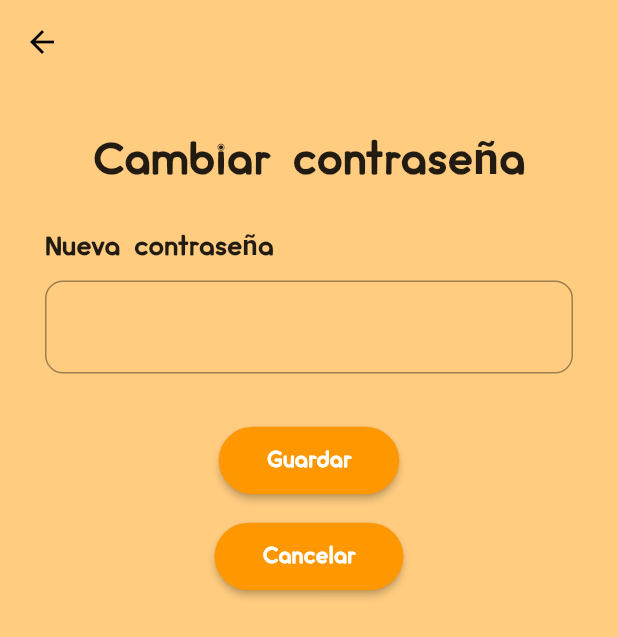
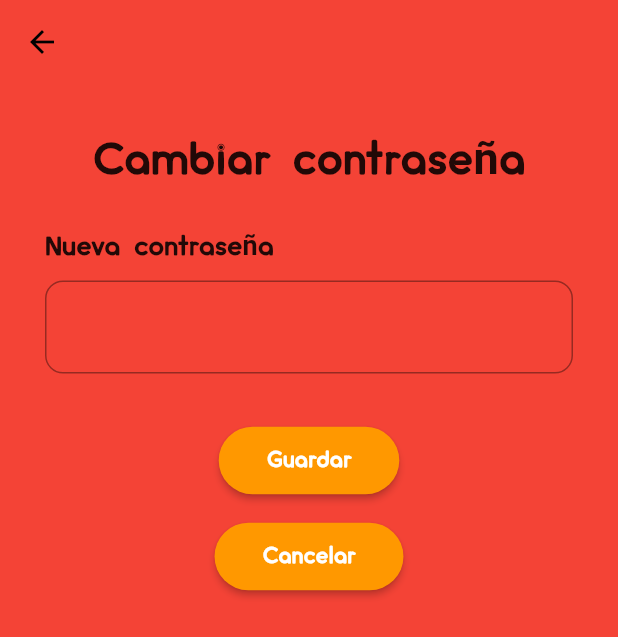
Before and after one commit to JcortesJ/MyUNify, a Flutter app: the PaginaPrincipal screen opened by its route, after a tap on "Cambiar contraseña", on a phone screen of 412 x 824 dp. Shown: the top 637 px of the screen. Run offline on Flutter 3.47's test engine with Material 2 defaults, Android fonts, the phone set to English and light mode, and no system bars; our stand-ins replace image_picker, table_calendar, webview_flutter; accounts and stored records are empty.

Commit message:
cambios diseño

```diff
--- a/lib/Colores.dart
+++ /dev/null
@@ -1,8 +0,0 @@
-import 'package:flutter/material.dart';
-
-class Colores {
-  static Color naranja = Color(0x11FC8404);
-  static Color rosado = Color(0xFFFF6767);
-  static Color colorComplementario = Color(0xffFF3D68);
-  static Color color_fondo = Colors.orange.shade200;
-}
--- a/lib/pages/Amigos/lista_amigos.dart
+++ b/lib/pages/Amigos/lista_amigos.dart
@@ -6,7 +6,6 @@ import 'package:myunify/datos/usuario.dart';
 import 'package:myunify/datos/usuario.dart';
 import 'package:myunify/logica/metodos.dart';
 import 'package:myunify/widgets/perfil_widgets/profile_widget.dart';
-import '../../Colores.dart';
 import 'buscador_Amigo.dart';
 import 'pantalla_perfil_amigo.dart';
 import 'dart:convert';
@@ -98,7 +97,7 @@ class _PaginaAmigosState extends State<PaginaAmigos> {
               //La respuesta está en este list.generate
               // DOC: https://docs.flutter.dev/cookbook/lists/grid-lists
               List.generate(_amigos.length, (index) {
-            return Container(
+                return Container(
                 padding: EdgeInsets.all(8),
                 height: 80,
                 width: 500,
--- a/lib/pages/Amigos/pantalla_perfil_amigo.dart
+++ b/lib/pages/Amigos/pantalla_perfil_amigo.dart
@@ -7,7 +7,6 @@ import 'package:myunify/datos/usuario.dart';
 import 'package:myunify/widgets/perfil_widgets/container_widget.dart';
 import 'package:myunify/widgets/perfil_widgets/container_widget2.dart';
 
-import '../../Colores.dart';
 
 class PerfilAmigo extends StatefulWidget {
   @override
--- a/lib/pages/Perfil/pantalla_contrasena.dart
+++ b/lib/pages/Perfil/pantalla_contrasena.dart
@@ -3,7 +3,6 @@ import 'package:myunify/datos/usuario.dart';
 import 'package:myunify/widgets/perfil_widgets/appbar_widget.dart';
 import 'package:myunify/widgets/perfil_widgets/button_widget.dart';
 import 'package:myunify/widgets/perfil_widgets/profile_widget.dart';
-import '../../Colores.dart';
 import 'pantalla_perfil.dart';
 import 'package:myunify/logica/metodos.dart';
 
@@ -27,7 +26,7 @@ class _EditarContrasenaEstado extends State<EditarContrasena> {
     controllercontrasena = TextEditingController(text: "");
 
     return Scaffold(
-      backgroundColor: Colores.color_fondo,
+      backgroundColor: Colors.red,
       appBar: buildAppBar(context),
       body: ListView(
         physics: const BouncingScrollPhysics(),
--- a/lib/pages/Perfil/pantalla_editar.dart
+++ b/lib/pages/Perfil/pantalla_editar.dart
@@ -5,7 +5,6 @@ import 'package:myunify/widgets/perfil_widgets/profile_widget.dart';
 import 'package:myunify/logica/metodos.dart';
 import 'package:myunify/datos/usuario.dart';
 
-import '../../Colores.dart';
 
 class EditarPerfil extends StatefulWidget {
   @override
@@ -35,7 +34,7 @@ class _EditarPerfilEstado extends State<EditarPerfil> {
     controllercorreo = TextEditingController(text: usuarioActual.correo);
 
     return Scaffold(
-      backgroundColor: Colores.color_fondo,
+      backgroundColor: Colors.red,
       appBar: buildAppBar(context),
       body: ListView(
         physics: const BouncingScrollPhysics(),
--- a/lib/pages/Perfil/pantalla_perfil.dart
+++ b/lib/pages/Perfil/pantalla_perfil.dart
@@ -1,4 +1,5 @@
 import 'package:flutter/material.dart';
+import 'package:myunify/widgets/generales/Colores.dart';
 import 'package:myunify/widgets/generales/FondoPantalla.dart';
 import 'package:myunify/widgets/perfil_widgets/appbar_widget.dart';
 import 'package:myunify/widgets/perfil_widgets/button_widget.dart';
@@ -9,7 +10,6 @@ import 'package:myunify/datos/usuario.dart';
 import 'package:myunify/pages/paginaPrincipal.dart';
 import 'pantalla_editar.dart';
 import 'pantalla_contrasena.dart';
-import 'package:myunify/Colores.dart';
 import 'package:myunify/widgets/perfil_widgets/container_widget2.dart';
 
 class PaginaPerfil extends StatefulWidget {
@@ -24,10 +24,10 @@ class _PerfilEstado extends State<PaginaPerfil> {
 
   @override
   Widget build(BuildContext context) {
-    return Fondopantalla(
-      //backgroundColor: Colores.color_fondo,
+    return Scaffold(
+      backgroundColor: Colores.colorBurbuja,
       //appBar: buildAppBar(context),
-      child: ListView(
+      body: ListView(
         physics: const BouncingScrollPhysics(),
         children: [
           const SizedBox(height: 24),
--- a/lib/pages/paginaPrincipal.dart
+++ b/lib/pages/paginaPrincipal.dart
@@ -20,7 +20,7 @@ class _SchoolPaginaPrincipal extends State<PaginaPrincipal> {
     PaginaAmigos(),
     Mensajes(),
     VistaCalendar(),
-    BuscadorAmigo(),
+    /* BuscadorAmigo(), */
   ];
   @override
   Widget build(BuildContext context) {
@@ -56,10 +56,10 @@ class _SchoolPaginaPrincipal extends State<PaginaPrincipal> {
               title: Text("Calendario"),
               icon: Icon(Icons.calendar_today_rounded),
             ),
-            BottomNavigationBarItem(
+           /*  BottomNavigationBarItem(
               title: Text("Eventos"),
               icon: Icon(Icons.add_circle_rounded),
-            ),
+            ), */
           ],
         ),
         body: pages[_selectedItemIndex]
--- a/lib/widgets/perfil_widgets/button_widget.dart
+++ b/lib/widgets/perfil_widgets/button_widget.dart
@@ -1,5 +1,4 @@
 import 'package:flutter/material.dart';
-import 'package:myunify/Colores.dart';
 
 class ButtonWidget extends StatelessWidget {
   final String text;
--- a/lib/widgets/perfil_widgets/container_widget.dart
+++ b/lib/widgets/perfil_widgets/container_widget.dart
@@ -1,5 +1,4 @@
 import 'package:flutter/material.dart';
-import 'package:myunify/Colores.dart';
 
 class ContainerWidget extends StatelessWidget {
   final String text;
--- a/lib/widgets/perfil_widgets/container_widget2.dart
+++ b/lib/widgets/perfil_widgets/container_widget2.dart
@@ -1,5 +1,4 @@
 import 'package:flutter/material.dart';
-import 'package:myunify/Colores.dart';
 
 class ContainerWidget2 extends StatelessWidget {
   final String text;
@@ -13,7 +12,7 @@ class ContainerWidget2 extends StatelessWidget {
   Widget build(BuildContext context) => Container(
             padding: EdgeInsets.only(left:10,right:10, bottom: 3,top: 3),
             decoration: BoxDecoration(
-                    color: Colors.white,                    //border: Border.all(width: 2, color: Colors.amber),
+                    color: Colors.orange,                    //border: Border.all(width: 2, color: Colors.amber),
                     borderRadius: BorderRadius.circular(15)),
             child: Text(
             text,
```
Also changed, not shown: lib/pages/Amigos/buscador_Amigo.dart (+3 -6 lines).
